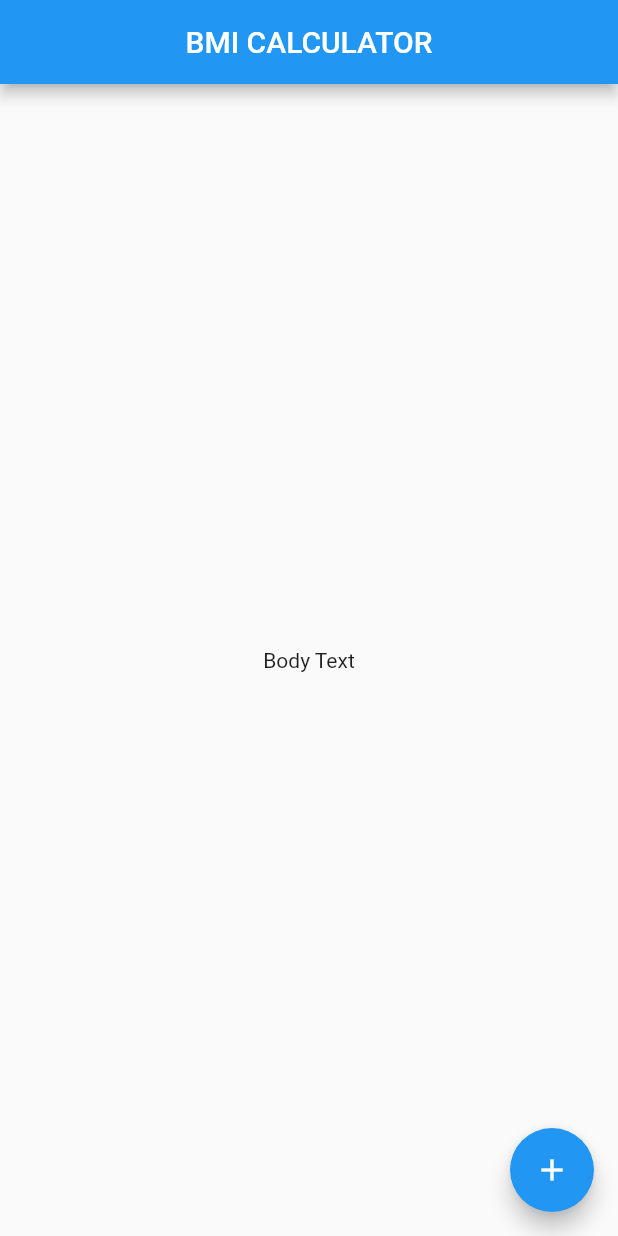
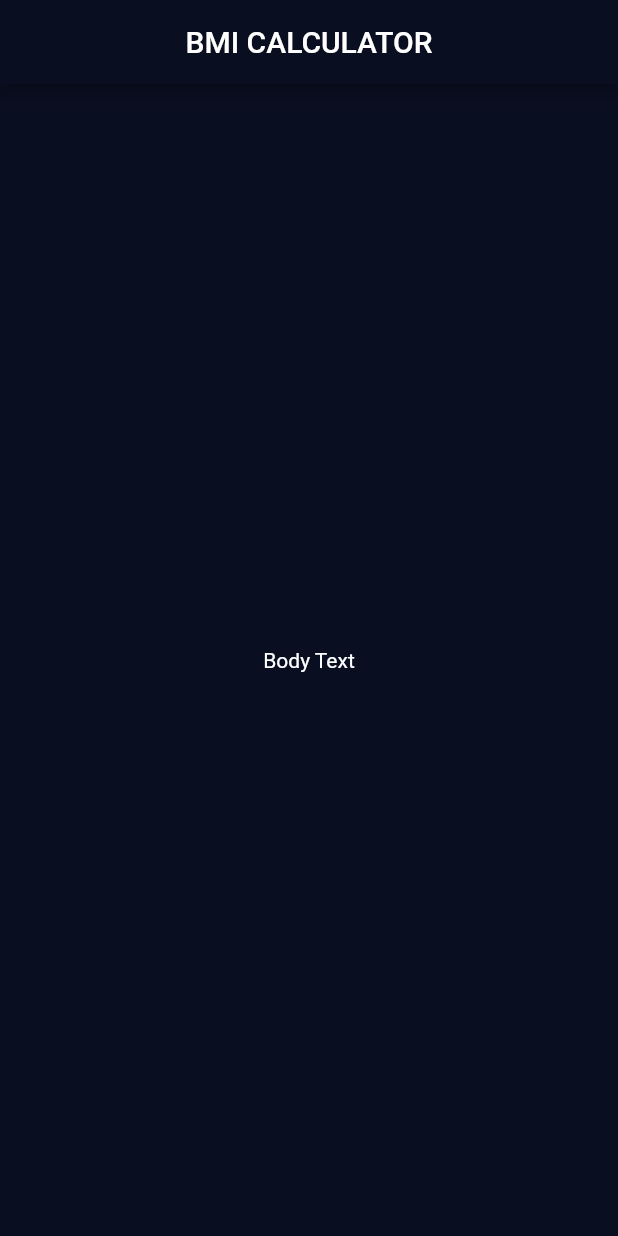
Before and after one commit to MuursaleenBats/bmi_calculator, a Flutter app: the screen it shows after launch, on a phone screen of 412 x 824 dp. Run offline on Flutter 3.47's test engine with Material 2 defaults, Android fonts, the phone set to English and light mode, and no system bars.

Commit message:
Skeleton of the project

```diff
--- /dev/null
+++ b/lib/input_page.dart
@@ -0,0 +1,20 @@
+import 'package:flutter/material.dart';
+
+class InputPage extends StatefulWidget {
+  @override
+  _InputPageState createState() => _InputPageState();
+}
+
+class _InputPageState extends State<InputPage> {
+  @override
+  Widget build(BuildContext context) {
+    return Scaffold(
+      appBar: AppBar(
+        title: Center(child: Text('BMI CALCULATOR')),
+      ),
+      body: Center(
+        child: Text('Body Text'),
+      ),
+    );
+  }
+}
--- a/lib/main.dart
+++ b/lib/main.dart
@@ -1,4 +1,5 @@
 import 'package:flutter/material.dart';
+import 'input_page.dart';
 
 void main() => runApp(BMICalculator());
 
@@ -6,30 +7,12 @@ class BMICalculator extends StatelessWidget {
   @override
   Widget build(BuildContext context) {
     return MaterialApp(
+      debugShowCheckedModeBanner: false,
+      theme: ThemeData.dark().copyWith(
+        appBarTheme: AppBarTheme(color: Color(0xFF0A0E21)),
+        scaffoldBackgroundColor: Color(0xFF0A0E21),
+      ),
       home: InputPage(),
     );
   }
 }
-
-class InputPage extends StatefulWidget {
-  @override
-  _InputPageState createState() => _InputPageState();
-}
-
-class _InputPageState extends State<InputPage> {
-  @override
-  Widget build(BuildContext context) {
-    return Scaffold(
-      appBar: AppBar(
-        title: Center(child: Text('BMI CALCULATOR')),
-      ),
-      body: Center(
-        child: Text('Body Text'),
-      ),
-      floatingActionButton: FloatingActionButton(
-        child: Icon(Icons.add),
-        onPressed: () {},
-      ),
-    );
-  }
-}
```
